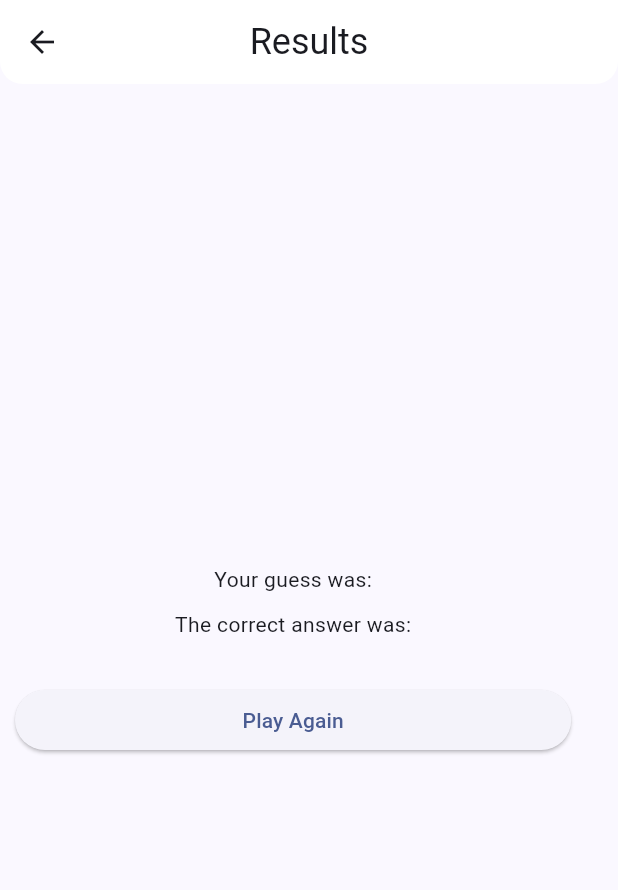
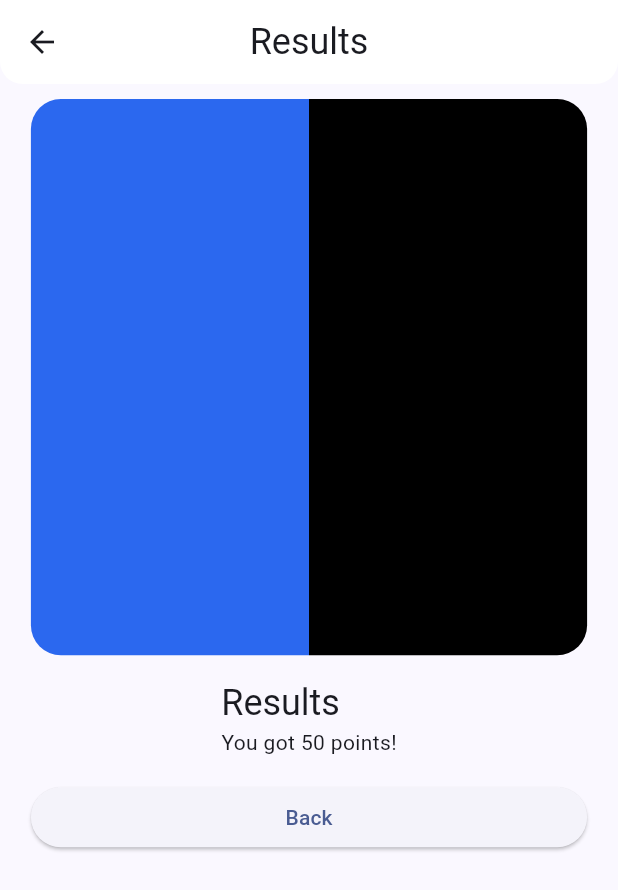
Before and after one commit to simonerlic/colour-guesser, a Flutter app: the screen it shows after launch, after a tap on "Make Guess", on a phone screen of 412 x 824 dp. Shown: the top 890 px of the screen. Run offline on Flutter 3.47's test engine with Material 2 defaults, Android fonts, the phone set to English and light mode, and no system bars.

Commit message:
Add results page, split color box

```diff
--- a/lib/main.dart
+++ b/lib/main.dart
@@ -60,7 +60,7 @@ class MyHomePage extends StatefulWidget {
 }
 
 class _MyHomePageState extends State<MyHomePage> {
-  Color selectedColor = Colors.blue;
+  Color selectedColor = Colors.black;
   DateTime currentDate = DateTime.now();
 
   @override
@@ -75,8 +75,8 @@ class _MyHomePageState extends State<MyHomePage> {
 
     return Scaffold(
       appBar: AppBar(
-        backgroundColor:
-            Colors.white, //Theme.of(context).colorScheme.inversePrimary,
+        // use dark primary color from colorScheme for the status bar
+        backgroundColor: Theme.of(context).colorScheme.background,
         shape: const RoundedRectangleBorder(
           borderRadius: BorderRadius.vertical(
             bottom: Radius.circular(15),
@@ -117,7 +117,10 @@ class _MyHomePageState extends State<MyHomePage> {
                   Navigator.push(
                     context,
                     MaterialPageRoute(
-                      builder: (context) => const ResultsPage(),
+                      builder: (context) => ResultsPage(
+                        goalColor: color,
+                        userColor: selectedColor,
+                      ),
                     ),
                   );
                 },
--- a/lib/views/ColorSelectorWidget.dart
+++ b/lib/views/ColorSelectorWidget.dart
@@ -64,6 +64,11 @@ class _ColorPickerState extends State<ColorPicker> {
         ),
         const SizedBox(width: 16),
         Expanded(
+          child: SliderTheme(
+            data: const SliderThemeData(
+              trackHeight:
+                  2.0, // Optional: Adjust the track height to your preference
+            ),
             child: Slider(
               value: value,
               onChanged: onChanged,
@@ -73,10 +78,15 @@ class _ColorPickerState extends State<ColorPicker> {
               label: '$value',
             ),
           ),
+        ),
         const SizedBox(width: 16),
-        Text(
+        SizedBox(
+          width: 50, // Adjust the width as needed
+          child: Text(
             value.toInt().toString(),
             style: const TextStyle(fontSize: 18),
+            textAlign: TextAlign.center,
+          ),
         ),
       ],
     );
--- a/lib/views/ResultsPage.dart
+++ b/lib/views/ResultsPage.dart
@@ -1,12 +1,35 @@
 // A new page that displays the user's guess and the correct answer
 
 import 'package:flutter/material.dart';
+import 'package:colour/views/SplitColoredBoxWidget.dart';
 
 class ResultsPage extends StatelessWidget {
-  const ResultsPage({Key? key}) : super(key: key);
+  final Color goalColor;
+  final Color userColor;
+
+  const ResultsPage(
+      {super.key, required this.goalColor, required this.userColor});
+
+  int _getScore(Color goalColor, Color userColor) {
+    final redDiff = (goalColor.red - userColor.red).abs();
+    final greenDiff = (goalColor.green - userColor.green).abs();
+    final blueDiff = (goalColor.blue - userColor.blue).abs();
+
+    const maxDiff = 255 * 3;
+
+    final totalDiff = redDiff + greenDiff + blueDiff;
+    final normalizedDiff = (1 - (totalDiff / maxDiff)).clamp(0.0, 1.0);
+
+    const scoreRange = 100;
+    final score = (normalizedDiff * scoreRange).round();
+
+    return score;
+  }
 
   @override
   Widget build(BuildContext context) {
+    int score = _getScore(goalColor, userColor);
+
     return Scaffold(
       appBar: AppBar(
         backgroundColor:
@@ -23,16 +46,25 @@ class ResultsPage extends StatelessWidget {
       body: Padding(
         padding: const EdgeInsets.all(10),
         child: Column(
-          mainAxisAlignment: MainAxisAlignment.center,
-          crossAxisAlignment: CrossAxisAlignment.center,
           children: [
-            const Text("Your guess was:"),
+            SplitColoredBoxWidget(
+              goalColor: goalColor,
+              userColor: userColor,
+            ),
             const SizedBox(
-              height: 10,
+              height: 16,
             ),
-            const Text("The correct answer was:"),
+            Column(
+              // Left align text
+              crossAxisAlignment: CrossAxisAlignment.start,
+              children: [
+                Text("Results",
+                    style: Theme.of(context).textTheme.headlineSmall),
+                Text("You got $score points!")
+              ],
+            ),
             const SizedBox(
-              height: 30,
+              height: 16,
             ),
             SizedBox(
               width: MediaQuery.of(context).size.width * 0.90,
@@ -40,7 +72,7 @@ class ResultsPage extends StatelessWidget {
                 onPressed: () {
                   Navigator.pop(context);
                 },
-                child: const Text("Play Again"),
+                child: const Text("Back"),
               ),
             ),
           ],
--- /dev/null
+++ b/lib/views/SplitColoredBoxWidget.dart
@@ -0,0 +1,53 @@
+import 'package:flutter/material.dart';
+
+class SplitColoredBoxWidget extends StatefulWidget {
+  final Color goalColor;
+  final Color userColor;
+
+  const SplitColoredBoxWidget(
+      {required this.goalColor, required this.userColor});
+
+  @override
+  _SplitColoredBoxWidgetState createState() => _SplitColoredBoxWidgetState();
+}
+
+class _SplitColoredBoxWidgetState extends State<SplitColoredBoxWidget> {
+  @override
+  Widget build(BuildContext context) {
+    return Center(
+      child: Container(
+        width: MediaQuery.of(context).size.width * 0.90,
+        height: MediaQuery.of(context).size.width * 0.90,
+        decoration: BoxDecoration(
+          borderRadius: BorderRadius.circular(20),
+        ),
+        child: Row(
+          children: [
+            Expanded(
+              child: Container(
+                decoration: BoxDecoration(
+                  color: widget.goalColor, // Use the "goal" color
+                  borderRadius: const BorderRadius.only(
+                    topLeft: Radius.circular(20),
+                    bottomLeft: Radius.circular(20),
+                  ),
+                ),
+              ),
+            ),
+            Expanded(
+              child: Container(
+                decoration: BoxDecoration(
+                  color: widget.userColor, // Use the user's selected color
+                  borderRadius: const BorderRadius.only(
+                    topRight: Radius.circular(20),
+                    bottomRight: Radius.circular(20),
+                  ),
+                ),
+              ),
+            ),
+          ],
+        ),
+      ),
+    );
+  }
+}
```
Lines whose indentation alone changed are shown as unchanged.
